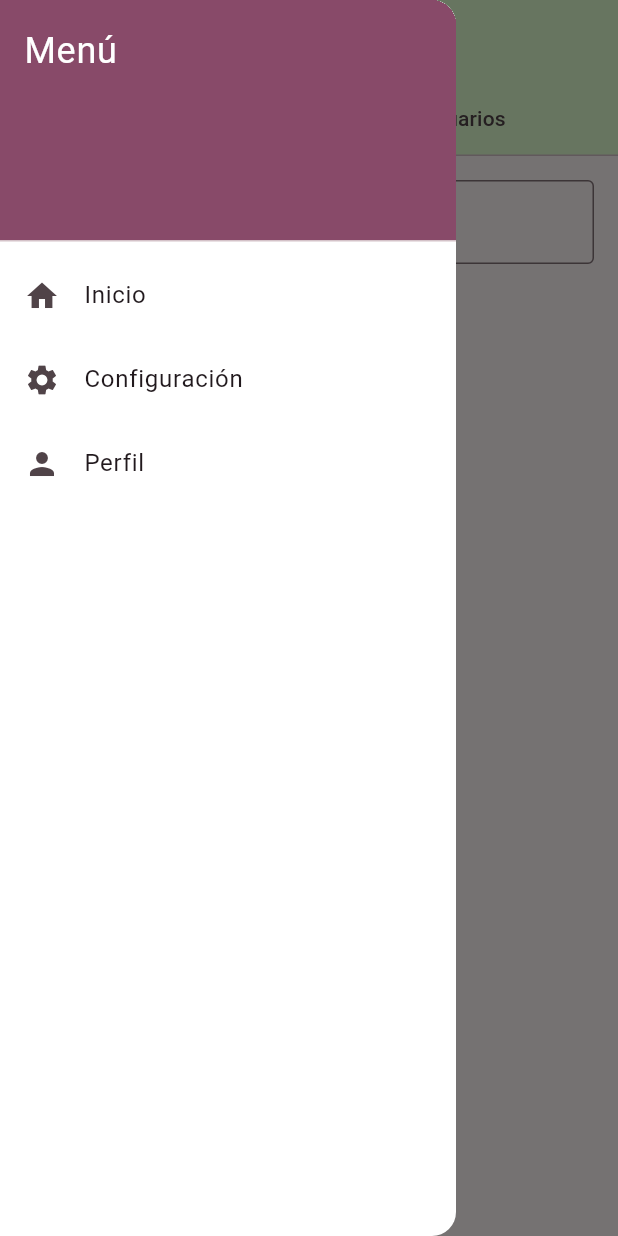
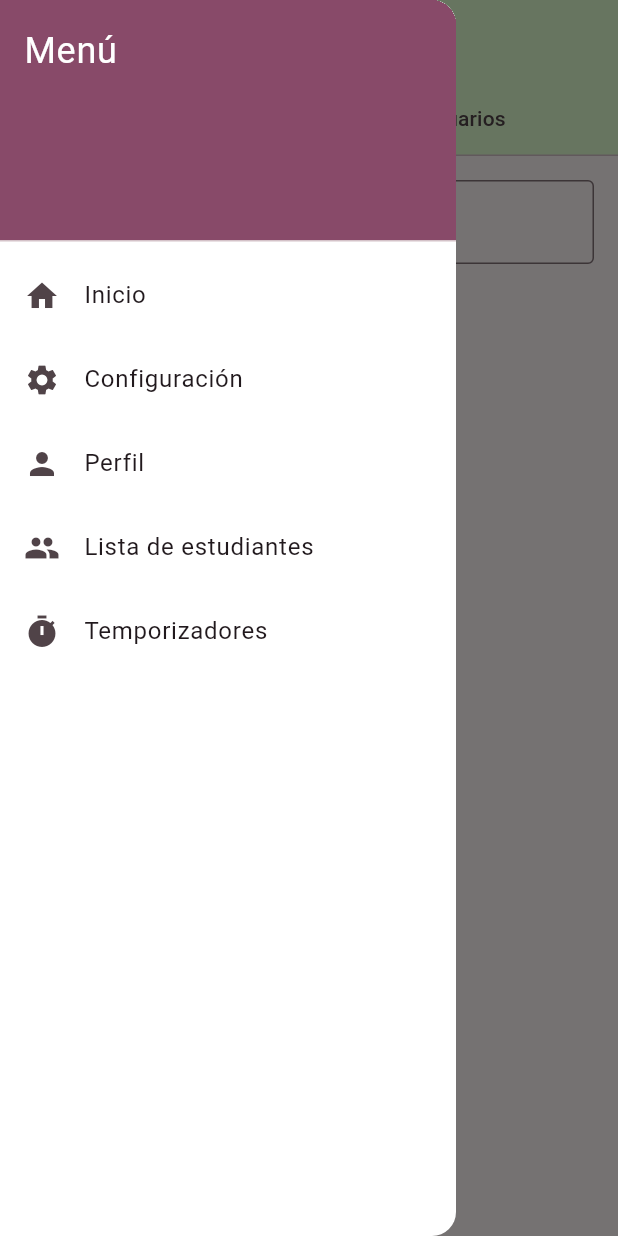
Before and after one commit to AdrianBellazco/curso-moviles-2025, a Flutter app: the screen it shows after launch, with the side drawer open, on a phone screen of 412 x 824 dp. Run offline on Flutter 3.47's test engine with Material 3 defaults, Android fonts, the phone set to English and light mode, and no system bars; our stand-ins replace go_router.

Commit message:
Se termino segunda parte del taller 2

```diff
--- a/lib/routes/app_router.dart
+++ b/lib/routes/app_router.dart
@@ -1,7 +1,9 @@
 import 'package:go_router/go_router.dart';
+import 'package:hola_mundo/views/Temporizadores.dart';
 import 'package:hola_mundo/views/home_view.dart';
 import 'package:hola_mundo/views/profile_view.dart';
 import 'package:hola_mundo/views/settings_view.dart';
+import 'package:hola_mundo/views/lista_estudiantes.dart';
 
 final GoRouter appRouter = GoRouter (
   routes: [
@@ -17,5 +19,13 @@ final GoRouter appRouter = GoRouter (
       path: '/profile',
       builder: (context, state) => ProfileView(),
     ),
+     GoRoute(
+      path: '/lista_estudiantes',
+      builder: (context, state) => ListaEstudiantes(),
+      ),
+      GoRoute(
+      path: '/contadores',
+      builder: (context, state) => Temporizadores(),
+      )
   ],
 );
--- a/lib/views/custom_drawer.dart
+++ b/lib/views/custom_drawer.dart
@@ -65,22 +65,22 @@ class CustomDrawer extends StatelessWidget {
               Navigator.pop(context); // Cierra el drawer
             },
           ),
-          /*
+
           //!PASO DE PARAMETROS
           ListTile(
-            leading: const Icon(Icons.input),
-            title: const Text('Paso de Parámetros'),
+            leading: const Icon(Icons.people),
+            title: const Text('Lista de estudiantes'),
             onTap: () {
-              context.go('/paso_parametros');
+              context.go('/lista_estudiantes');
             },
           ),
           ListTile(
-            leading: const Icon(Icons.loop),
-            title: const Text('Ciclo de Vida'),
+            leading: const Icon(Icons.timer),
+            title: const Text('Temporizadores'),
             onTap: () {
-              context.go('/ciclo_vida');
+              context.go('/contadores');
             },
-          ),
+          ), /*
           //!FUTURE
           ListTile(
             leading: const Icon(Icons.schedule),
```
Also changed, not shown: lib/views/lista_estudiantes.dart (added, +54 -0 lines), lib/views/temporizadores.dart (added, +94 -0 lines).
